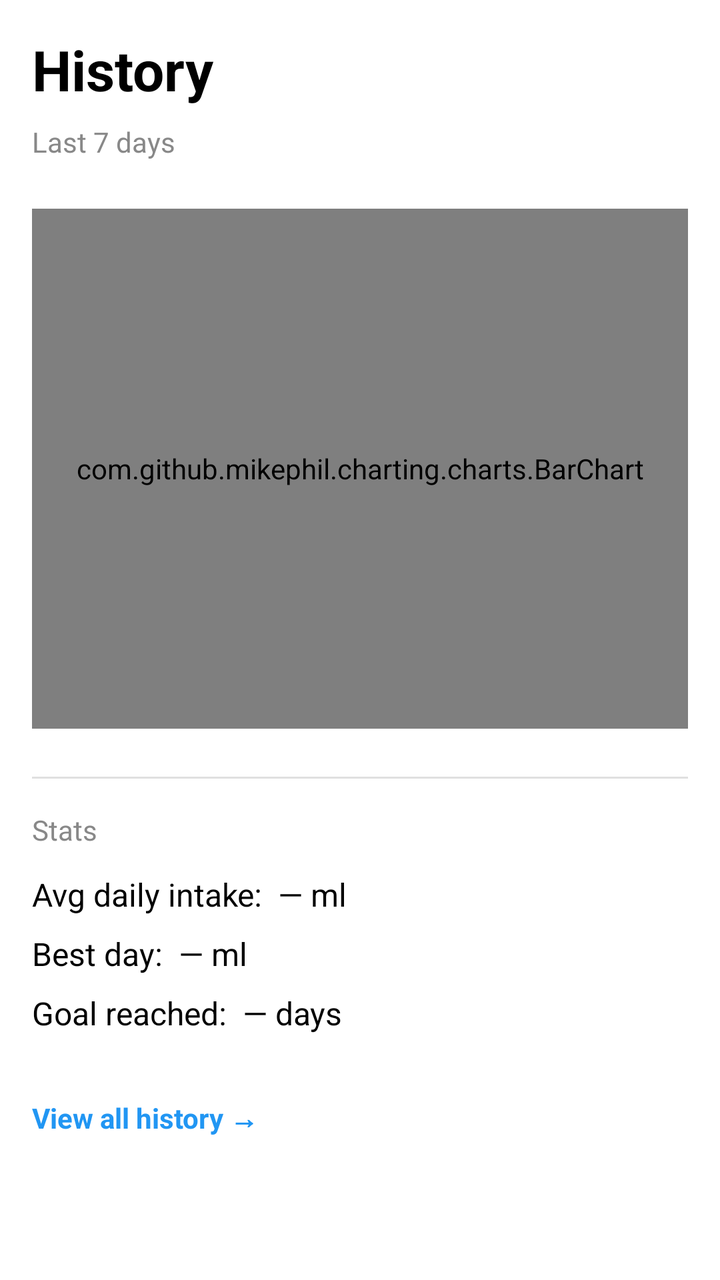
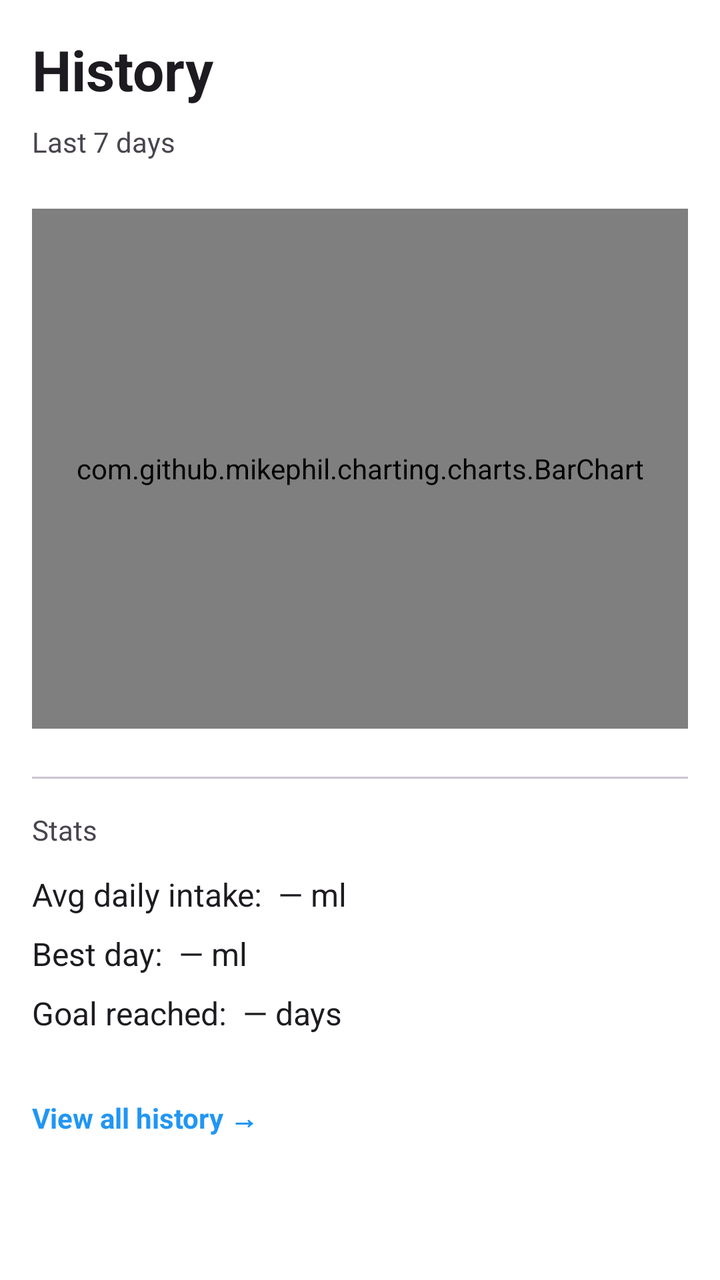

Screens rendered from an Android XML layout before and after an edit, with the pre-edit source and the edit as a unified diff.
<!-- AndroidManifest.xml: application theme Theme.WaterReminder -->
<!-- res/layout/fragment_analytics.xml -->
<?xml version="1.0" encoding="utf-8"?>
<androidx.core.widget.NestedScrollView xmlns:android="http://schemas.android.com/apk/res/android"
    xmlns:app="http://schemas.android.com/apk/res-auto"
    android:layout_width="match_parent"
    android:layout_height="match_parent"
    android:background="#FFFFFF">

    <androidx.constraintlayout.widget.ConstraintLayout
        android:layout_width="match_parent"
        android:layout_height="match_parent"
        android:padding="16dp">

        <TextView
            android:id="@+id/title_analytics"
            android:layout_width="0dp"
            android:layout_height="wrap_content"
            android:text="History"
            android:textSize="28sp"
            android:textStyle="bold"
            android:textColor="#000000"
            app:layout_constraintEnd_toEndOf="parent"
            app:layout_constraintStart_toStartOf="parent"
            app:layout_constraintTop_toTopOf="parent" />

        <TextView
            android:id="@+id/label_last_7"
            android:layout_width="0dp"
            android:layout_height="wrap_content"
            android:layout_marginTop="8dp"
            android:text="Last 7 days"
            android:textSize="14sp"
            android:textColor="#888888"
            app:layout_constraintEnd_toEndOf="parent"
            app:layout_constraintStart_toStartOf="parent"
            app:layout_constraintTop_toBottomOf="@id/title_analytics" />

        <com.github.mikephil.charting.charts.BarChart
            android:id="@+id/bar_chart"
            android:layout_width="0dp"
            android:layout_height="260dp"
            android:layout_marginTop="24dp"
            app:layout_constraintEnd_toEndOf="parent"
            app:layout_constraintStart_toStartOf="parent"
            app:layout_constraintTop_toBottomOf="@id/label_last_7" />

        <View
            android:id="@+id/divider_stats"
            android:layout_width="0dp"
            android:layout_height="1dp"
            android:layout_marginTop="24dp"
            android:background="#E0E0E0"
            app:layout_constraintEnd_toEndOf="parent"
            app:layout_constraintStart_toStartOf="parent"
            app:layout_constraintTop_toBottomOf="@id/bar_chart" />

        <TextView
            android:id="@+id/label_stats"
            android:layout_width="0dp"
            android:layout_height="wrap_content"
            android:layout_marginTop="16dp"
            android:text="Stats"
            android:textSize="14sp"
            android:textColor="#888888"
            app:layout_constraintEnd_toEndOf="parent"
            app:layout_constraintStart_toStartOf="parent"
            app:layout_constraintTop_toBottomOf="@id/divider_stats" />

        <TextView
            android:id="@+id/text_avg"
            android:layout_width="0dp"
            android:layout_height="wrap_content"
            android:layout_marginTop="12dp"
            android:textSize="16sp"
            android:textColor="#000000"
            android:text="Avg daily intake:  — ml"
            app:layout_constraintEnd_toEndOf="parent"
            app:layout_constraintStart_toStartOf="parent"
            app:layout_constraintTop_toBottomOf="@id/label_stats" />

        <TextView
            android:id="@+id/text_best"
            android:layout_width="0dp"
            android:layout_height="wrap_content"
            android:layout_marginTop="8dp"
            android:textSize="16sp"
            android:textColor="#000000"
            android:text="Best day:  — ml"
            app:layout_constraintEnd_toEndOf="parent"
            app:layout_constraintStart_toStartOf="parent"
            app:layout_constraintTop_toBottomOf="@id/text_avg" />

        <TextView
            android:id="@+id/text_goal_days"
            android:layout_width="0dp"
            android:layout_height="wrap_content"
            android:layout_marginTop="8dp"
            android:textSize="16sp"
            android:textColor="#000000"
            android:text="Goal reached:  — days"
            app:layout_constraintEnd_toEndOf="parent"
            app:layout_constraintStart_toStartOf="parent"
            app:layout_constraintTop_toBottomOf="@id/text_best" />

        <TextView
            android:id="@+id/text_personal_goal_days"
            android:layout_width="0dp"
            android:layout_height="wrap_content"
            android:layout_marginTop="8dp"
            android:textSize="16sp"
            android:textColor="#FF6F00"
            android:text="Personal goal reached:  — days"
            android:visibility="gone"
            app:layout_constraintEnd_toEndOf="parent"
            app:layout_constraintStart_toStartOf="parent"
            app:layout_constraintTop_toBottomOf="@id/text_goal_days" />

        <TextView
            android:id="@+id/text_view_all_history"
            android:layout_width="wrap_content"
            android:layout_height="wrap_content"
            android:layout_marginTop="24dp"
            android:layout_marginBottom="8dp"
            android:text="View all history →"
            android:textSize="14sp"
            android:textColor="#2196F3"
            android:textStyle="bold"
            android:clickable="true"
            android:focusable="true"
            android:background="?attr/selectableItemBackground"
            android:paddingTop="8dp"
            android:paddingBottom="8dp"
            app:layout_constraintStart_toStartOf="parent"
            app:layout_constraintTop_toBottomOf="@id/text_personal_goal_days" />

    </androidx.constraintlayout.widget.ConstraintLayout>
</androidx.core.widget.NestedScrollView>
<!-- resources referenced by this layout -->
<resources>
  <style name="Theme.WaterReminder" parent="Base.Theme.WaterReminder" />
  <style name="Base.Theme.WaterReminder" parent="Theme.Material3.DayNight.NoActionBar">
          
          
      </style>
</resources>

<!-- the commit's change to res/layout/fragment_analytics.xml (unified diff, before → after) -->
@@ -3,7 +3,7 @@
     xmlns:app="http://schemas.android.com/apk/res-auto"
     android:layout_width="match_parent"
     android:layout_height="match_parent"
-    android:background="#FFFFFF">
+    android:background="@color/page_background">
 
     <androidx.constraintlayout.widget.ConstraintLayout
         android:layout_width="match_parent"
@@ -17,7 +17,7 @@
             android:text="History"
             android:textSize="28sp"
             android:textStyle="bold"
-            android:textColor="#000000"
+            android:textColor="?attr/colorOnSurface"
             app:layout_constraintEnd_toEndOf="parent"
             app:layout_constraintStart_toStartOf="parent"
             app:layout_constraintTop_toTopOf="parent" />
@@ -29,7 +29,7 @@
             android:layout_marginTop="8dp"
             android:text="Last 7 days"
             android:textSize="14sp"
-            android:textColor="#888888"
+            android:textColor="?attr/colorOnSurfaceVariant"
             app:layout_constraintEnd_toEndOf="parent"
             app:layout_constraintStart_toStartOf="parent"
             app:layout_constraintTop_toBottomOf="@id/title_analytics" />
@@ -48,7 +48,7 @@
             android:layout_width="0dp"
             android:layout_height="1dp"
             android:layout_marginTop="24dp"
-            android:background="#E0E0E0"
+            android:background="?attr/colorOutlineVariant"
             app:layout_constraintEnd_toEndOf="parent"
             app:layout_constraintStart_toStartOf="parent"
             app:layout_constraintTop_toBottomOf="@id/bar_chart" />
@@ -60,7 +60,7 @@
             android:layout_marginTop="16dp"
             android:text="Stats"
             android:textSize="14sp"
-            android:textColor="#888888"
+            android:textColor="?attr/colorOnSurfaceVariant"
             app:layout_constraintEnd_toEndOf="parent"
             app:layout_constraintStart_toStartOf="parent"
             app:layout_constraintTop_toBottomOf="@id/divider_stats" />
@@ -71,7 +71,7 @@
             android:layout_height="wrap_content"
             android:layout_marginTop="12dp"
             android:textSize="16sp"
-            android:textColor="#000000"
+            android:textColor="?attr/colorOnSurface"
             android:text="Avg daily intake:  — ml"
             app:layout_constraintEnd_toEndOf="parent"
             app:layout_constraintStart_toStartOf="parent"
@@ -83,7 +83,7 @@
             android:layout_height="wrap_content"
             android:layout_marginTop="8dp"
             android:textSize="16sp"
-            android:textColor="#000000"
+            android:textColor="?attr/colorOnSurface"
             android:text="Best day:  — ml"
             app:layout_constraintEnd_toEndOf="parent"
             app:layout_constraintStart_toStartOf="parent"
@@ -95,7 +95,7 @@
             android:layout_height="wrap_content"
             android:layout_marginTop="8dp"
             android:textSize="16sp"
-            android:textColor="#000000"
+            android:textColor="?attr/colorOnSurface"
             android:text="Goal reached:  — days"
             app:layout_constraintEnd_toEndOf="parent"
             app:layout_constraintStart_toStartOf="parent"
@@ -107,7 +107,7 @@
             android:layout_height="wrap_content"
             android:layout_marginTop="8dp"
             android:textSize="16sp"
-            android:textColor="#FF6F00"
+            android:textColor="@color/brand_orange"
             android:text="Personal goal reached:  — days"
             android:visibility="gone"
             app:layout_constraintEnd_toEndOf="parent"
@@ -122,7 +122,7 @@
             android:layout_marginBottom="8dp"
             android:text="View all history →"
             android:textSize="14sp"
-            android:textColor="#2196F3"
+            android:textColor="@color/brand_blue"
             android:textStyle="bold"
             android:clickable="true"
             android:focusable="true"
<!-- resource entries referenced after the edit -->
@@ -1,5 +1,8 @@
 <!-- resources referenced by this layout -->
 <resources>
+  <color name="brand_blue">#2196F3</color>
+  <color name="brand_orange">#FF6F00</color>
+  <color name="page_background">#FFFFFF</color>
   <style name="Theme.WaterReminder" parent="Base.Theme.WaterReminder" />
   <style name="Base.Theme.WaterReminder" parent="Theme.Material3.DayNight.NoActionBar">
           
